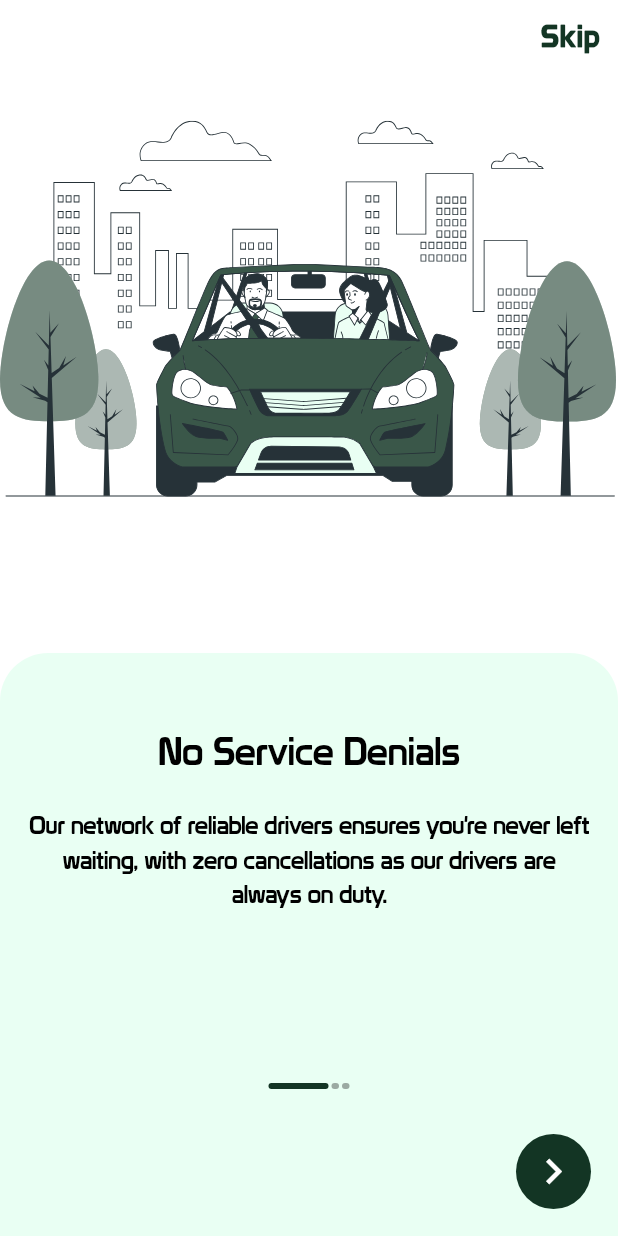
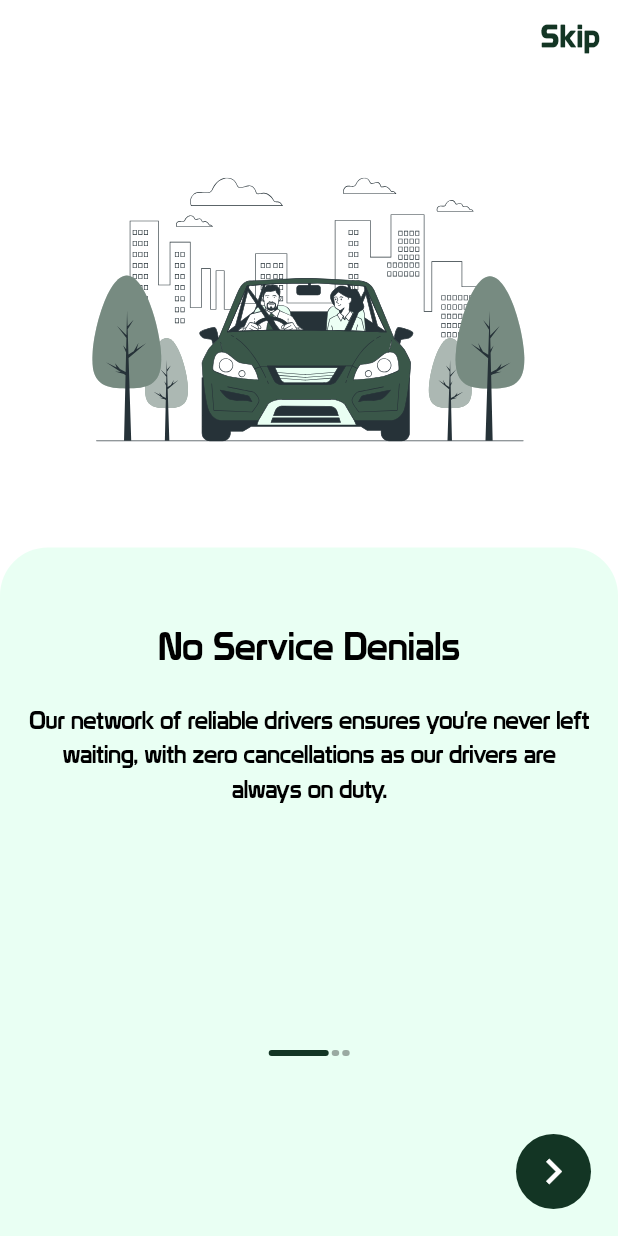
Before and after one commit to egideons/green-wheels, a Flutter app: the screen it shows after launch, on a phone screen of 412 x 824 dp. Run offline on Flutter 3.47's test engine with Material 3 defaults, Android fonts, the phone set to English and light mode, and no system bars; drawn by our look-alikes of smooth_page_indicator; our stand-ins replace cached_network_image, flutter_svg, get, google_maps_flutter, iconsax, loading_animation_widget and 2 more; project files that could hold a hidden picture were left out.

Commit message:
fixed the onboarding screen

```diff
--- a/lib/app/onboarding/content/bottom_buttons.dart
+++ b/lib/app/onboarding/content/bottom_buttons.dart
@@ -15,10 +15,6 @@ bottomButtons(Size media, OnboardingController controller) {
             const SizedBox(),
             IconButton.filled(
               onPressed: () {
-                controller.imageController.value.nextPage(
-                  duration: const Duration(milliseconds: 300),
-                  curve: Curves.easeIn,
-                );
                 controller.pageController.value.nextPage(
                   duration: const Duration(milliseconds: 300),
                   curve: Curves.easeIn,
@@ -33,14 +29,10 @@ bottomButtons(Size media, OnboardingController controller) {
           ];
         }
         if (controller.currentPage.value + 1 ==
-            controller.onboardContent.value.items.length) {
+            controller.onboardContent.items.length) {
           return [
             IconButton.filled(
               onPressed: () {
-                controller.imageController.value.previousPage(
-                  duration: const Duration(milliseconds: 300),
-                  curve: Curves.easeIn,
-                );
                 controller.pageController.value.previousPage(
                   duration: const Duration(milliseconds: 300),
                   curve: Curves.easeIn,
@@ -68,10 +60,6 @@ bottomButtons(Size media, OnboardingController controller) {
           return [
             IconButton.filled(
               onPressed: () {
-                controller.imageController.value.previousPage(
-                  duration: const Duration(milliseconds: 300),
-                  curve: Curves.easeIn,
-                );
                 controller.pageController.value.previousPage(
                   duration: const Duration(milliseconds: 300),
                   curve: Curves.easeIn,
@@ -85,10 +73,6 @@ bottomButtons(Size media, OnboardingController controller) {
             ),
             IconButton.filled(
               onPressed: () {
-                controller.imageController.value.nextPage(
-                  duration: const Duration(milliseconds: 300),
-                  curve: Curves.easeIn,
-                );
                 controller.pageController.value.nextPage(
                   duration: const Duration(milliseconds: 300),
                   curve: Curves.easeIn,
--- a/lib/app/onboarding/content/page_text_content.dart
+++ b/lib/app/onboarding/content/page_text_content.dart
@@ -13,7 +13,7 @@ pageTextContent(int index, OnboardingController controller) {
     child: Column(
       children: [
         Text(
-          controller.onboardContent.value.items[index].title,
+          controller.onboardContent.items[index].title,
           textAlign: TextAlign.center,
           maxLines: 4,
           style: const TextStyle(
@@ -24,7 +24,7 @@ pageTextContent(int index, OnboardingController controller) {
         ),
         kSizedBox,
         Text(
-          controller.onboardContent.value.items[index].description,
+          controller.onboardContent.items[index].description,
           textAlign: TextAlign.center,
           maxLines: 6,
           style: const TextStyle(
--- a/lib/app/onboarding/content/smooth_page_indicator.dart
+++ b/lib/app/onboarding/content/smooth_page_indicator.dart
@@ -7,7 +7,7 @@ smoothPageIndicator(ColorScheme colorScheme, OnboardingController controller) {
   return Center(
     child: SmoothPageIndicator(
       controller: controller.pageController.value,
-      count: controller.onboardContent.value.items.length,
+      count: controller.onboardContent.items.length,
       onDotClicked: (index) {
         controller.pageController.value.animateToPage(
           index,
--- a/lib/app/onboarding/platform/android/onboarding_scaffold.dart
+++ b/lib/app/onboarding/platform/android/onboarding_scaffold.dart
@@ -1,13 +1,13 @@
 import 'package:flutter/material.dart';
 import 'package:flutter_svg/flutter_svg.dart';
 import 'package:get/get.dart';
+import 'package:green_wheels/app/onboarding/content/page_text_content.dart';
 import 'package:green_wheels/src/constants/consts.dart';
 import 'package:green_wheels/src/utils/components/my_app_bar.dart';
 import 'package:green_wheels/theme/colors.dart';
 
 import '../../../../src/controllers/others/onboarding_controller.dart';
 import '../../content/bottom_buttons.dart';
-import '../../content/page_text_content.dart';
 import '../../content/smooth_page_indicator.dart';
 
 class OnboardingScaffold extends GetView<OnboardingController> {
@@ -25,30 +25,24 @@ class OnboardingScaffold extends GetView<OnboardingController> {
         toolbarHeight: 0,
         isLeadingVisible: false,
       ),
-      body: SafeArea(
+      body: GetBuilder<OnboardingController>(
+        init: OnboardingController(),
+        builder: (context) {
+          return SafeArea(
             child: Stack(
               children: [
-            SizedBox(
-              height: media.height / 2,
-              width: media.width,
-              child: PageView.builder(
-                // onPageChanged: (index) => controller.setIsLastPage(index),
-                controller: controller.imageController.value,
-                itemCount: controller.onboardContent.value.items.length,
-                physics: const NeverScrollableScrollPhysics(),
+                PageView.builder(
+                  onPageChanged: controller.setIsLastPage,
+                  controller: controller.pageController.value,
+                  itemCount: controller.onboardContent.items.length,
+                  physics: const ScrollPhysics(),
                   itemBuilder: (context, index) {
-                  return SvgPicture.asset(
-                    controller.onboardContent.value.items[index].image,
-                    height: media.height / 2,
-                    width: media.width,
-                  );
-                },
-              ),
-            ),
+                    return Column(
+                      children: [
                         Obx(
                           () => controller.currentPage.value + 1 ==
-                      controller.onboardContent.value.items.length
-                  ? const SizedBox()
+                                  controller.onboardContent.items.length
+                              ? const SizedBox(height: 46)
                               : Align(
                                   alignment: Alignment.topRight,
                                   child: TextButton(
@@ -63,12 +57,14 @@ class OnboardingScaffold extends GetView<OnboardingController> {
                                   ),
                                 ),
                         ),
-            Positioned(
-              bottom: 0,
-              // right: 0,
-              // left: 0,
+                        SizedBox(
+                          height: media.height / 2.6,
+                          child: SvgPicture.asset(
+                            controller.onboardContent.items[index].image,
+                          ),
+                        ),
+                        Expanded(
                           child: Container(
-                height: media.height / 2.12,
                             width: media.width,
                             padding: const EdgeInsets.all(8),
                             decoration: ShapeDecoration(
@@ -81,22 +77,10 @@ class OnboardingScaffold extends GetView<OnboardingController> {
                               ),
                             ),
                             child: Column(
-                  mainAxisAlignment: MainAxisAlignment.center,
                               children: [
                                 Expanded(
-                      child: PageView.builder(
-                        // onPageChanged: (index) =>
-                        //     controller.setIsLastPage(index),
-                        controller: controller.pageController.value,
-                        itemCount: controller.onboardContent.value.items.length,
-                        physics: const NeverScrollableScrollPhysics(),
-                        itemBuilder: (context, index) {
-                          return pageTextContent(index, controller);
-                        },
+                                  child: pageTextContent(index, controller),
                                 ),
-                    ),
-                    smoothPageIndicator(colorScheme, controller),
-                    kSizedBox,
                                 Obx(
                                   () => bottomButtons(media, controller),
                                 ),
@@ -105,7 +89,18 @@ class OnboardingScaffold extends GetView<OnboardingController> {
                           ),
                         ),
                       ],
+                    );
+                  },
                 ),
+                Positioned(
+                  bottom: 120,
+                  left: (media.width / 2.3),
+                  child: smoothPageIndicator(colorScheme, controller),
+                ),
+              ],
+            ),
+          );
+        },
       ),
     );
   }
--- a/lib/src/controllers/others/onboarding_controller.dart
+++ b/lib/src/controllers/others/onboarding_controller.dart
@@ -13,20 +13,14 @@ class OnboardingController extends GetxController {
   var scrollController = ScrollController().obs;
 
   var pageController = PageController().obs;
-  var imageController = PageController().obs;
-  var onboardContent = OnboardContent().obs;
+  var onboardContent = OnboardContent();
   var currentPage = 0.obs;
-  var currentImage = 0.obs;
   var isLastPage = false.obs;
-
-  imageListener() {
-    currentImage.value = imageController.value.page!.round();
-  }
 
   @override
   void onInit() {
     pageController.value.addListener(pageListener);
-    imageController.value.addListener(imageListener);
+
     super.onInit();
   }
 
@@ -35,7 +29,7 @@ class OnboardingController extends GetxController {
   }
 
   setIsLastPage(index) {
-    isLastPage.value = onboardContent.value.items.length - 1 == index;
+    isLastPage.value = onboardContent.items.length - 1 == index;
   }
 
   toLogin() async {
```
Lines whose indentation alone changed are shown as unchanged.
